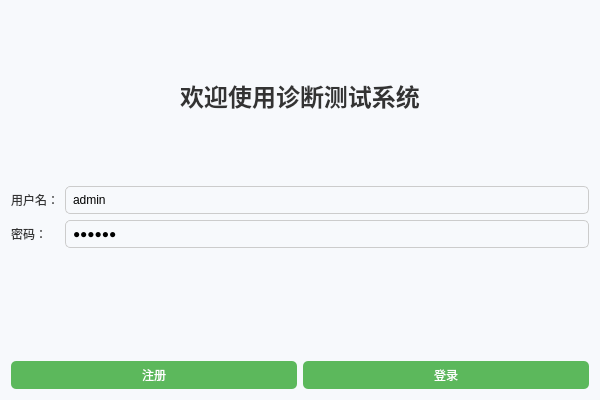
Before: the Qt Designer form loginview.ui in zhuguotiao/Lab, drawn with Qt 5.
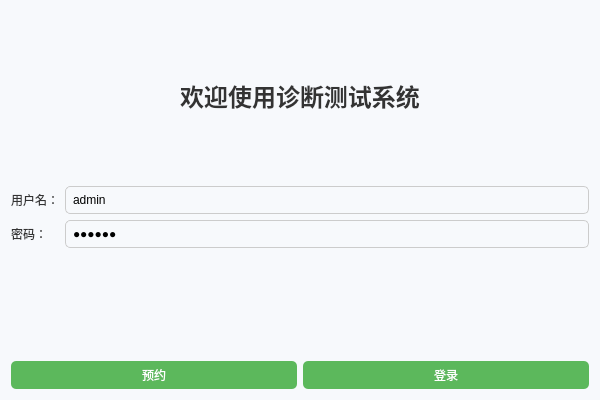
After: the same form once the commit is applied.

Commit message: 通过qq邮箱服务实现预约功能的提醒

Patch:
```diff
--- a/loginview.ui
+++ b/loginview.ui
@@ -105,7 +105,7 @@
      <item>
       <widget class="QPushButton" name="btSignUp">
        <property name="text">
-        <string>注册</string>
+        <string>预约</string>
        </property>
       </widget>
      </item>
```
Left out of the diff: 2 changed lines with no effect on the pictures. The commit also changes 62 other files.
